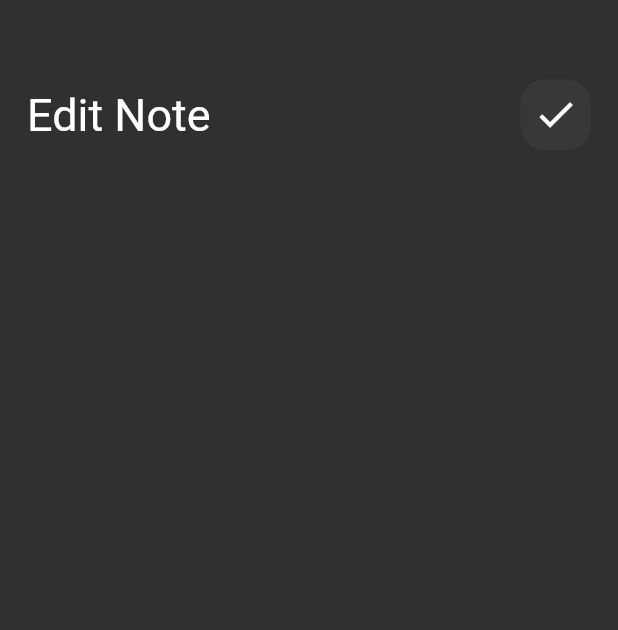
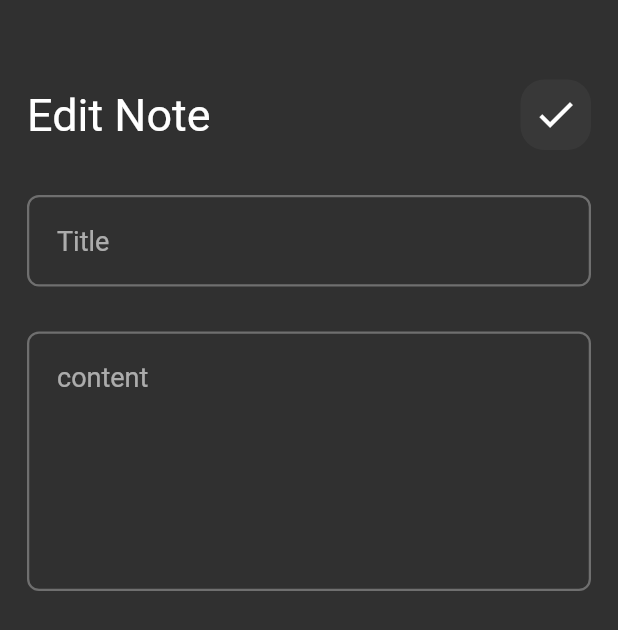
Before and after one commit to HazemAhmed3020/notes_app, a Flutter app: the EditeNoteView screen opened directly, on a phone screen of 412 x 824 dp. Shown: the top 630 px of the screen. Run offline on Flutter 3.47's test engine with Material 3 defaults, Android fonts, the phone set to English and light mode, and no system bars.

Commit message:
edit note view and finish ui

```diff
--- a/lib/views/edite_note_view.dart
+++ b/lib/views/edite_note_view.dart
@@ -1,4 +1,5 @@
  import 'package:flutter/material.dart';
+import 'package:notes_app_exmp/widgets/custom_text_field.dart';
 
 import '../widgets/custom_appbar.dart';
  class EditeNoteView extends StatelessWidget {
@@ -14,6 +15,10 @@ import '../widgets/custom_appbar.dart';
              children: [
                SizedBox(height: 35),
                CustomAppbar(icon: Icons.check, title: 'Edit Note',),
+               SizedBox(height: 30,),
+               CustomTextField(hintTxt: 'Title'),
+               SizedBox(height: 30,),
+               CustomTextField(hintTxt: 'content', maxLines: 7,),
              ],
            ),
          ),
```
Also changed, not shown: lib/widgets/note_item.dart (+8 -1 lines).
